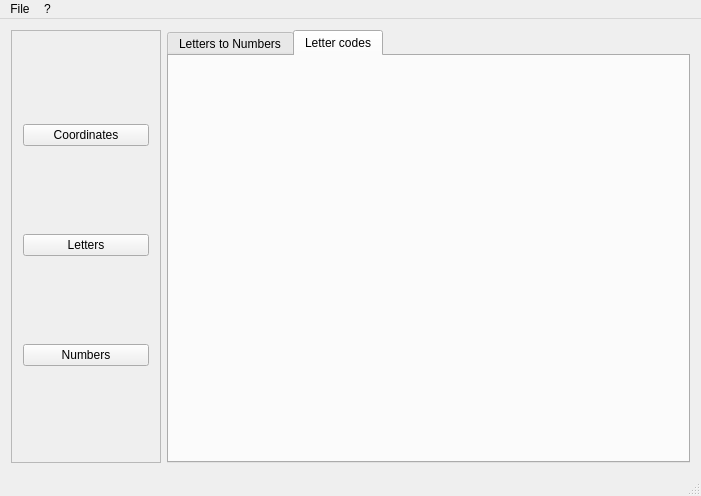
Old version of the form gctmainwindow.ui in the repository Syralist/myGCwebTools.
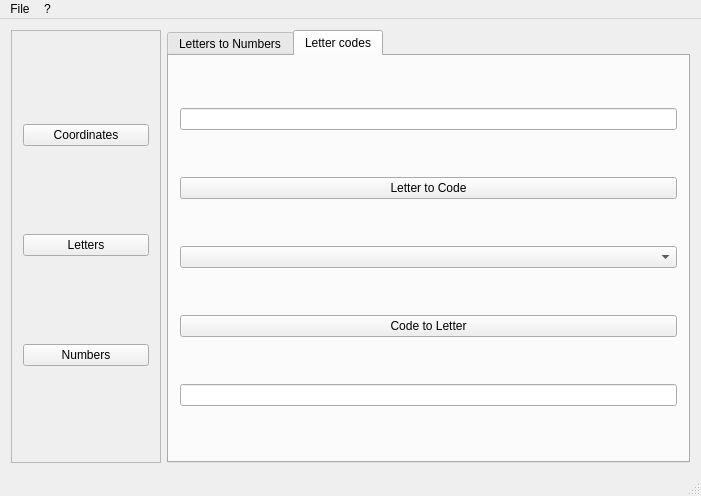
New version of the form. The open tabs and pages were chosen to show the change.

Commit message: Added Letter to Symbol conversion. Morsecode implemented.

Diff of the .ui file:
```diff
--- a/gctmainwindow.ui
+++ b/gctmainwindow.ui
@@ -366,6 +366,31 @@
            <attribute name="title">
             <string>Letter codes</string>
            </attribute>
+           <layout class="QGridLayout" name="gridLayout_7">
+            <item row="4" column="0">
+             <widget class="QLineEdit" name="LetterCodesInputCode"/>
+            </item>
+            <item row="3" column="0">
+             <widget class="QPushButton" name="LetterCodesToLetter">
+              <property name="text">
+               <string>Code to Letter</string>
+              </property>
+             </widget>
+            </item>
+            <item row="0" column="0">
+             <widget class="QLineEdit" name="LetterCodesInputLetter"/>
+            </item>
+            <item row="1" column="0">
+             <widget class="QPushButton" name="LetterCodesToCode">
+              <property name="text">
+               <string>Letter to Code</string>
+              </property>
+             </widget>
+            </item>
+            <item row="2" column="0">
+             <widget class="QComboBox" name="LetterCodesSelectCode"/>
+            </item>
+           </layout>
           </widget>
          </widget>
         </item>
```
Left out of the diff: 2 changed lines with no effect on the pictures. The commit also changes 5 other files.
